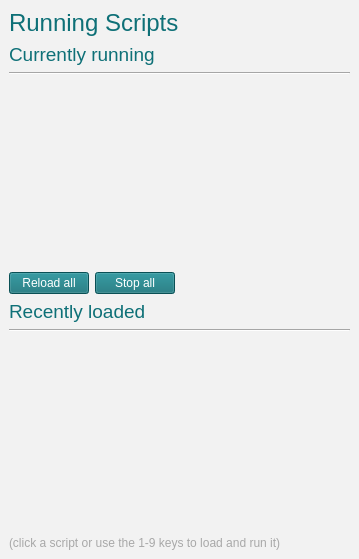
This is interface/ui/scriptOptions.ui in Chris7/hifi as Qt 5 draws it before an edit. The edited form follows.
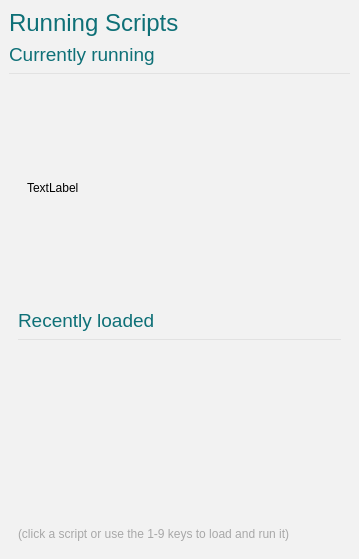
This is the edited form. The open tabs and pages were chosen to show the change. Icons and pictures are not drawn.

Commit message: Script logic updated to remove unneccessary elements. Label added for case where no scripts are running. Colors adjusted

The edit to the form file:
```diff
--- a/interface/ui/scriptOptions.ui
+++ b/interface/ui/scriptOptions.ui
@@ -53,7 +53,7 @@
       <string notr="true">background-color: rgba(242, 242, 242, 240);
 border-color: rgba(242, 242, 242, 240);</string>
      </property>
-     <layout class="QVBoxLayout" name="verticalLayout_4">
+     <layout class="QVBoxLayout" name="verticalLayout_4" stretch="0,1,1">
       <item>
        <layout class="QVBoxLayout" name="runningScriptsHeaderLayout">
         <item>
@@ -153,7 +153,7 @@
        </layout>
       </item>
       <item>
-       <layout class="QVBoxLayout" name="currentlyRunningLayout" stretch="0,0,1,0">
+       <layout class="QVBoxLayout" name="currentlyRunningLayout" stretch="0,0,0">
         <item>
          <widget class="QLabel" name="currentlyRunningLabel">
           <property name="maximumSize">
@@ -178,30 +178,29 @@
         </item>
         <item>
          <widget class="Line" name="line">
+          <property name="styleSheet">
+           <string notr="true">color: rgb(226, 226, 226);</string>
+          </property>
+          <property name="frameShadow">
+           <enum>QFrame::Plain</enum>
+          </property>
           <property name="orientation">
            <enum>Qt::Horizontal</enum>
           </property>
          </widget>
         </item>
         <item>
-         <layout class="QVBoxLayout" name="currentlyRunning">
+         <widget class="QStackedWidget" name="stackedWidget">
+          <widget class="QWidget" name="page">
+           <layout class="QVBoxLayout" name="verticalLayout_10">
           <item>
-           <spacer name="verticalSpacer">
-            <property name="orientation">
-             <enum>Qt::Vertical</enum>
-            </property>
-            <property name="sizeHint" stdset="0">
-             <size>
-              <width>20</width>
-              <height>40</height>
-             </size>
-            </property>
-           </spacer>
-          </item>
-         </layout>
-        </item>
+             <widget class="QWidget" name="currentlyRunningWidget" native="true">
+              <layout class="QVBoxLayout" name="verticalLayout" stretch="1,0">
+               <item>
+                <layout class="QVBoxLayout" name="currentlyRunning" stretch=""/>
+               </item>
         <item>
-         <layout class="QHBoxLayout" name="horizontalLayout_2">
+                <layout class="QHBoxLayout" name="controlButtonsLayout">
           <item>
            <widget class="QPushButton" name="reloadAllButton">
             <property name="sizePolicy">
@@ -269,9 +268,53 @@
          </layout>
         </item>
        </layout>
-      </item>
+             </widget>
+            </item>
+           </layout>
+          </widget>
+          <widget class="QWidget" name="page_2">
+           <property name="sizePolicy">
+            <sizepolicy hsizetype="Expanding" vsizetype="Expanding">
+             <horstretch>0</horstretch>
+             <verstretch>0</verstretch>
+            </sizepolicy>
+           </property>
+           <layout class="QVBoxLayout" name="verticalLayout_9">
       <item>
-       <layout class="QVBoxLayout" name="recentScriptsLayout" stretch="0,0,1,0">
+             <widget class="QWidget" name="widget" native="true">
+              <layout class="QVBoxLayout" name="verticalLayout_8">
+               <item>
+                <layout class="QVBoxLayout" name="verticalLayout_7">
+                 <item>
+                  <widget class="QLabel" name="scriptHint">
+                   <property name="text">
+                    <string>TextLabel</string>
+                   </property>
+                  </widget>
+                 </item>
+                </layout>
+               </item>
+              </layout>
+             </widget>
+            </item>
+           </layout>
+           <zorder>currentlyRunningLabel</zorder>
+           <zorder>verticalLayoutWidget</zorder>
+           <zorder>widget</zorder>
+           <zorder>scriptHint</zorder>
+          </widget>
+         </widget>
+        </item>
+       </layout>
+      </item>
+      <item>
+       <widget class="QWidget" name="recentScriptsWidget" native="true">
+        <layout class="QVBoxLayout" name="verticalLayout_3">
+         <item>
+          <layout class="QVBoxLayout" name="recentScriptsLayout" stretch="0,0,0,0,0">
+           <property name="sizeConstraint">
+            <enum>QLayout::SetMinimumSize</enum>
+           </property>
         <item>
          <widget class="QLabel" name="recentScriptsLabel">
           <property name="maximumSize">
@@ -296,13 +339,26 @@
         </item>
         <item>
          <widget class="Line" name="line_3">
+             <property name="sizePolicy">
+              <sizepolicy hsizetype="Expanding" vsizetype="Fixed">
+               <horstretch>0</horstretch>
+               <verstretch>0</verstretch>
+              </sizepolicy>
+             </property>
+             <property name="styleSheet">
+              <string notr="true">color: rgb(226, 226, 226);</string>
+             </property>
+             <property name="frameShadow">
+              <enum>QFrame::Plain</enum>
+             </property>
           <property name="orientation">
            <enum>Qt::Horizontal</enum>
           </property>
          </widget>
         </item>
         <item>
-         <layout class="QVBoxLayout" name="recentScripts">
+            <layout class="QVBoxLayout" name="recentScripts"/>
+           </item>
           <item>
            <spacer name="verticalSpacer_2">
             <property name="orientation">
@@ -311,12 +367,10 @@
             <property name="sizeHint" stdset="0">
              <size>
               <width>20</width>
-              <height>40</height>
+               <height>1</height>
              </size>
             </property>
            </spacer>
-          </item>
-         </layout>
         </item>
         <item>
          <widget class="QLabel" name="label">
@@ -329,6 +383,9 @@
          </widget>
         </item>
        </layout>
+         </item>
+        </layout>
+       </widget>
       </item>
      </layout>
     </widget>
```
Lines whose indentation alone changed are shown as unchanged. The commit also changes 3 other files.
